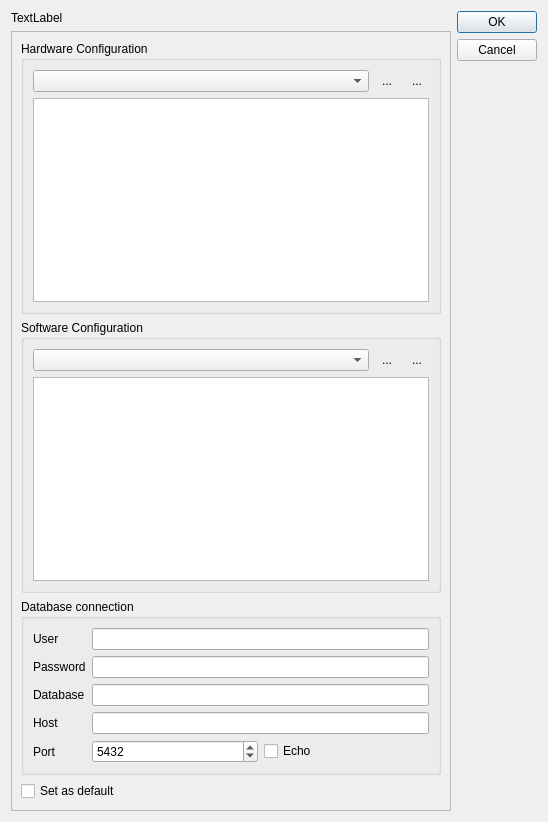
First picture: the form in ui/ExptConfig.ui, repository MonroeQuantumNetworks/IonControl, before the edit.
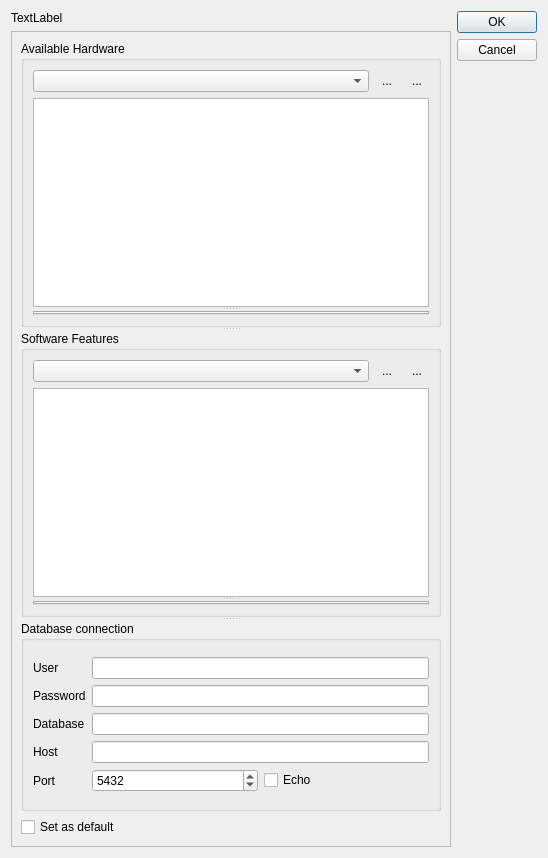
Second picture: the form after the edit. Icons and pictures are not drawn.

Commit message: ExptConfig GUI coming along

What changed in the file:
```diff
--- a/ui/ExptConfig.ui
+++ b/ui/ExptConfig.ui
@@ -7,7 +7,7 @@
     <x>0</x>
     <y>0</y>
     <width>548</width>
-    <height>822</height>
+    <height>858</height>
    </rect>
   </property>
   <property name="windowTitle">
@@ -34,14 +34,21 @@
           <x>0</x>
           <y>0</y>
           <width>445</width>
-          <height>781</height>
+          <height>817</height>
          </rect>
         </property>
         <layout class="QVBoxLayout" name="verticalLayout_5">
          <item>
+          <widget class="QSplitter" name="splitter_3">
+           <property name="orientation">
+            <enum>Qt::Vertical</enum>
+           </property>
+           <property name="childrenCollapsible">
+            <bool>false</bool>
+           </property>
           <widget class="QGroupBox" name="groupBox_2">
            <property name="title">
-            <string>Hardware Configuration</string>
+             <string>Available Hardware</string>
            </property>
            <layout class="QVBoxLayout" name="verticalLayout_2">
             <item>
@@ -80,15 +87,27 @@
              </layout>
             </item>
             <item>
-             <widget class="QListWidget" name="hardwareListWidget"/>
+              <widget class="QSplitter" name="splitter">
+               <property name="orientation">
+                <enum>Qt::Vertical</enum>
+               </property>
+               <widget class="QListWidget" name="hardwareListWidget">
+                <property name="styleSheet">
+                 <string notr="true">QListWidget:item:selected:active {background: darkBlue;color: white;} QListWidget:item:selected:!active {background: darkBlue;color: white;} QListWidget:item:selected:disabled {background: darkBlue;color: white;} QListWidget:item:selected:!disabled {background: darkBlue;color: white;}</string>
+                </property>
+               </widget>
+               <widget class="QTabWidget" name="hardwareTabWidget">
+                <property name="currentIndex">
+                 <number>-1</number>
+                </property>
+               </widget>
+              </widget>
             </item>
            </layout>
           </widget>
-         </item>
-         <item>
           <widget class="QGroupBox" name="groupBox_3">
            <property name="title">
-            <string>Software Configuration</string>
+             <string>Software Features</string>
            </property>
            <layout class="QVBoxLayout" name="verticalLayout_4">
             <item>
@@ -127,12 +146,20 @@
              </layout>
             </item>
             <item>
+              <widget class="QSplitter" name="splitter_2">
+               <property name="orientation">
+                <enum>Qt::Vertical</enum>
+               </property>
              <widget class="QListWidget" name="softwareListWidget"/>
+               <widget class="QTabWidget" name="softwareTabWidget">
+                <property name="currentIndex">
+                 <number>-1</number>
+                </property>
+               </widget>
+              </widget>
             </item>
            </layout>
           </widget>
-         </item>
-         <item>
           <widget class="QGroupBox" name="groupBox">
            <property name="title">
             <string>Database connection</string>
@@ -218,6 +245,7 @@
              </layout>
             </item>
            </layout>
+           </widget>
           </widget>
          </item>
          <item>
```
Left out of the diff: 3 changed lines with no effect on the pictures. Lines whose indentation alone changed are shown as unchanged. The commit also changes 3 other files.
